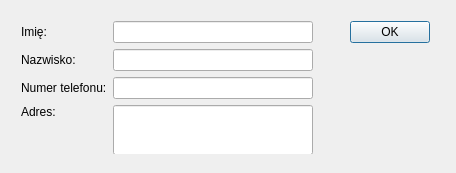
First picture: the form in CELEJ_PROJEKT_SERWIS_PIEC_v2/addcustomerdialog.ui, repository kcelej/Celej_Firma_Piec_Biuro_Repo, before the edit.
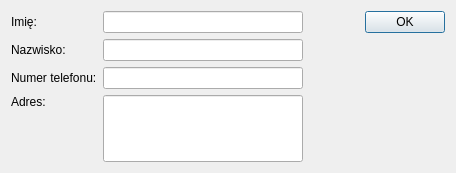
Second picture: the form after the edit.

The edit to the form file:
```diff
--- a/CELEJ_PROJEKT_SERWIS_PIEC_v2/addcustomerdialog.ui
+++ b/CELEJ_PROJEKT_SERWIS_PIEC_v2/addcustomerdialog.ui
@@ -10,18 +10,17 @@
     <height>173</height>
    </rect>
   </property>
+  <property name="sizePolicy">
+   <sizepolicy hsizetype="Expanding" vsizetype="Expanding">
+    <horstretch>0</horstretch>
+    <verstretch>0</verstretch>
+   </sizepolicy>
+  </property>
   <property name="windowTitle">
    <string>addCustomerDialog</string>
   </property>
-  <widget class="QWidget" name="layoutWidget">
-   <property name="geometry">
-    <rect>
-     <x>10</x>
-     <y>10</y>
-     <width>431</width>
-     <height>144</height>
-    </rect>
-   </property>
+  <layout class="QVBoxLayout" name="verticalLayout_2">
+   <item>
    <layout class="QHBoxLayout" name="horizontalLayout">
     <item>
      <layout class="QGridLayout" name="gridLayout">
@@ -74,6 +73,12 @@
       </item>
       <item row="3" column="1">
        <widget class="QLineEdit" name="addressEdit">
+         <property name="sizePolicy">
+          <sizepolicy hsizetype="Expanding" vsizetype="Expanding">
+           <horstretch>0</horstretch>
+           <verstretch>0</verstretch>
+          </sizepolicy>
+         </property>
         <property name="minimumSize">
          <size>
           <width>200</width>
@@ -122,7 +127,8 @@
      </layout>
     </item>
    </layout>
-  </widget>
+   </item>
+  </layout>
  </widget>
  <layoutdefault spacing="6" margin="11"/>
  <resources/>
```
Lines whose indentation alone changed are shown as unchanged.
